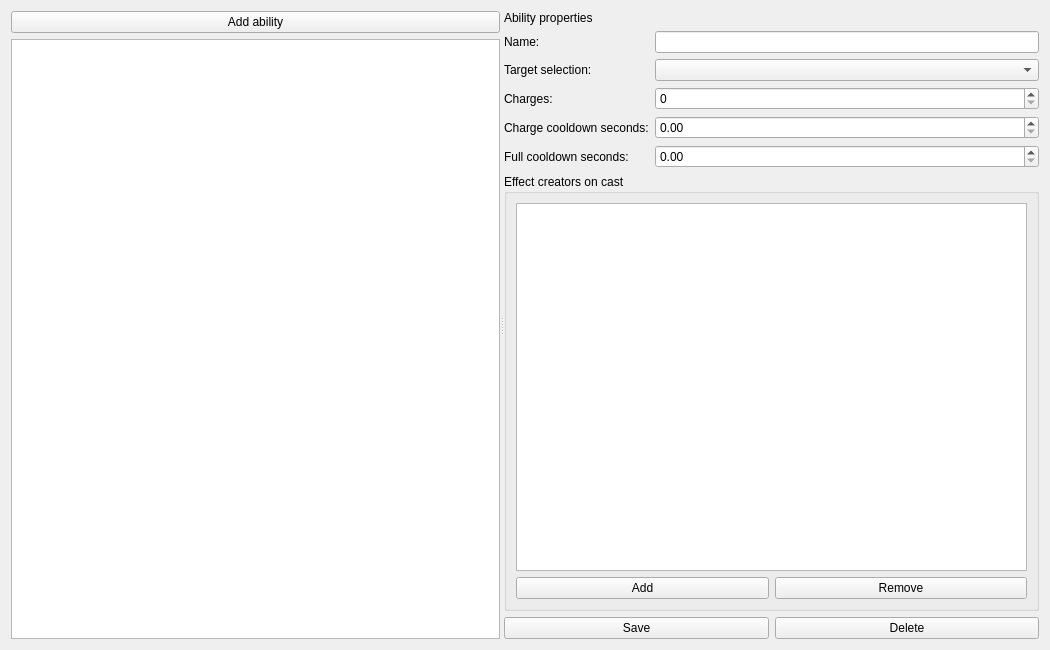
Above: editor/src/Editors/AbilityEditor.ui from povidllo/Tower-Defence before the change. Below: the same form after it.
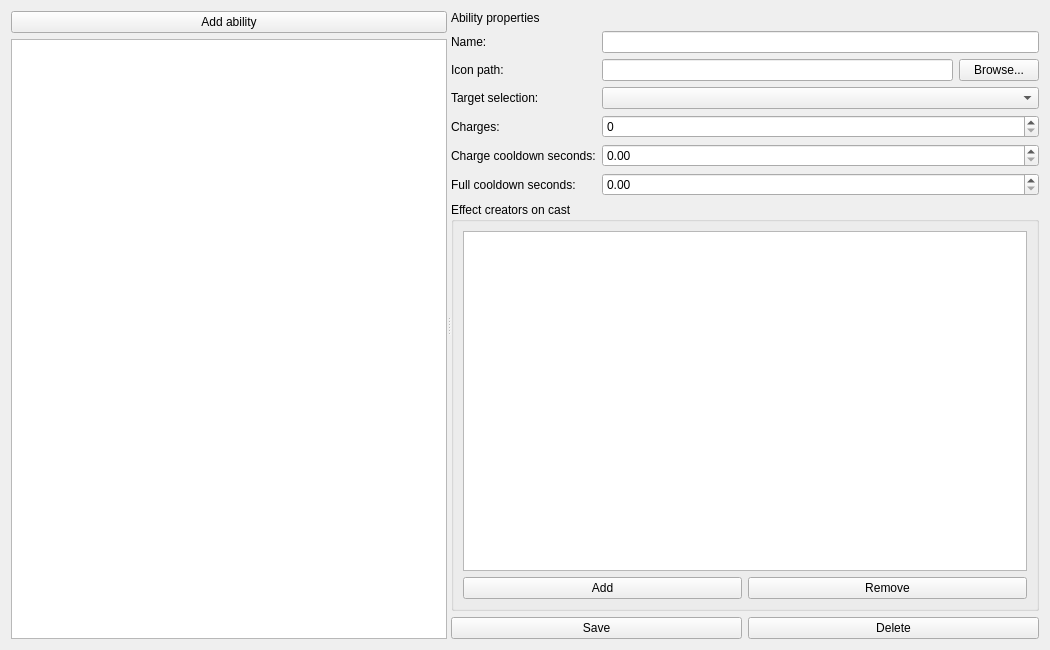
That is the form after the change.

Commit message: Добавлены эффекты при смерти врага; теперь у башен есть хп и эффекты могут наносить башням урон; добавлена иконка Ability

The edit to the form file:
```diff
--- a/editor/src/Editors/AbilityEditor.ui
+++ b/editor/src/Editors/AbilityEditor.ui
@@ -29,14 +29,21 @@
         <layout class="QFormLayout" name="propertiesForm">
          <item row="0" column="0"><widget class="QLabel" name="nameLabel"><property name="text"><string>Name:</string></property></widget></item>
          <item row="0" column="1"><widget class="QLineEdit" name="nameEdit"/></item>
-         <item row="1" column="0"><widget class="QLabel" name="targetSelectionLabel"><property name="text"><string>Target selection:</string></property></widget></item>
-         <item row="1" column="1"><widget class="QComboBox" name="targetSelectionCombo"/></item>
-         <item row="2" column="0"><widget class="QLabel" name="chargesLabel"><property name="text"><string>Charges:</string></property></widget></item>
-         <item row="2" column="1"><widget class="QSpinBox" name="chargesSpin"/></item>
-         <item row="3" column="0"><widget class="QLabel" name="chargeCooldownLabel"><property name="text"><string>Charge cooldown seconds:</string></property></widget></item>
-         <item row="3" column="1"><widget class="QDoubleSpinBox" name="chargeCooldownSpin"/></item>
-         <item row="4" column="0"><widget class="QLabel" name="fullCooldownLabel"><property name="text"><string>Full cooldown seconds:</string></property></widget></item>
-         <item row="4" column="1"><widget class="QDoubleSpinBox" name="fullCooldownSpin"/></item>
+          <item row="1" column="0"><widget class="QLabel" name="iconPathLabel"><property name="text"><string>Icon path:</string></property></widget></item>
+          <item row="1" column="1">
+           <layout class="QHBoxLayout" name="iconPathLayout">
+            <item><widget class="QLineEdit" name="iconPathEdit"/></item>
+            <item><widget class="QPushButton" name="browseIconButton"><property name="text"><string>Browse...</string></property></widget></item>
+           </layout>
+          </item>
+          <item row="2" column="0"><widget class="QLabel" name="targetSelectionLabel"><property name="text"><string>Target selection:</string></property></widget></item>
+          <item row="2" column="1"><widget class="QComboBox" name="targetSelectionCombo"/></item>
+          <item row="3" column="0"><widget class="QLabel" name="chargesLabel"><property name="text"><string>Charges:</string></property></widget></item>
+          <item row="3" column="1"><widget class="QSpinBox" name="chargesSpin"/></item>
+          <item row="4" column="0"><widget class="QLabel" name="chargeCooldownLabel"><property name="text"><string>Charge cooldown seconds:</string></property></widget></item>
+          <item row="4" column="1"><widget class="QDoubleSpinBox" name="chargeCooldownSpin"/></item>
+          <item row="5" column="0"><widget class="QLabel" name="fullCooldownLabel"><property name="text"><string>Full cooldown seconds:</string></property></widget></item>
+          <item row="5" column="1"><widget class="QDoubleSpinBox" name="fullCooldownSpin"/></item>
         </layout>
        </item>
        <item>
```
The commit also changes 16 other files.
